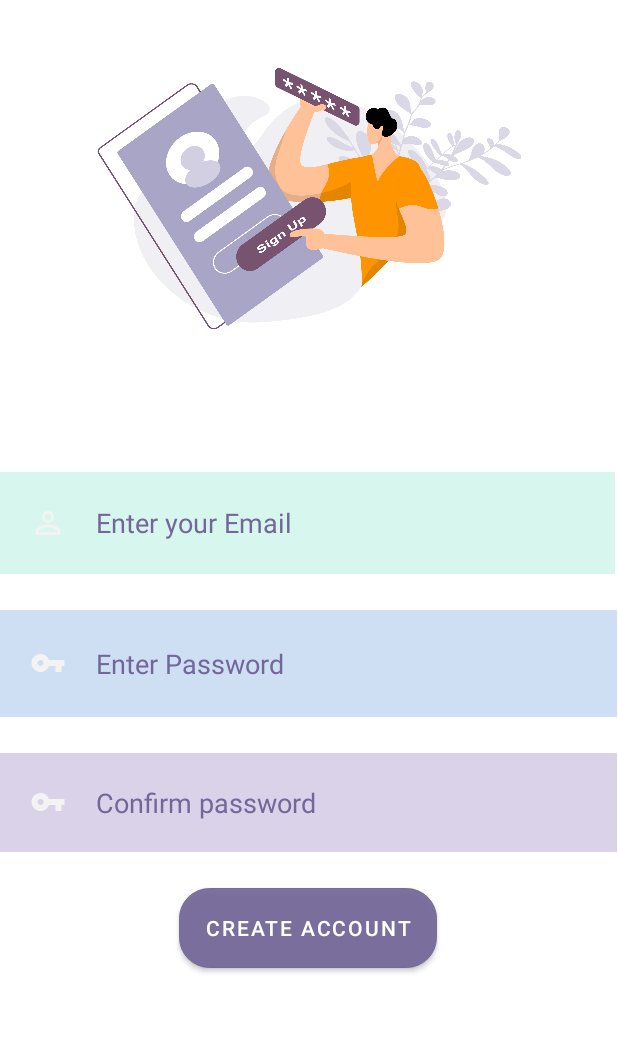
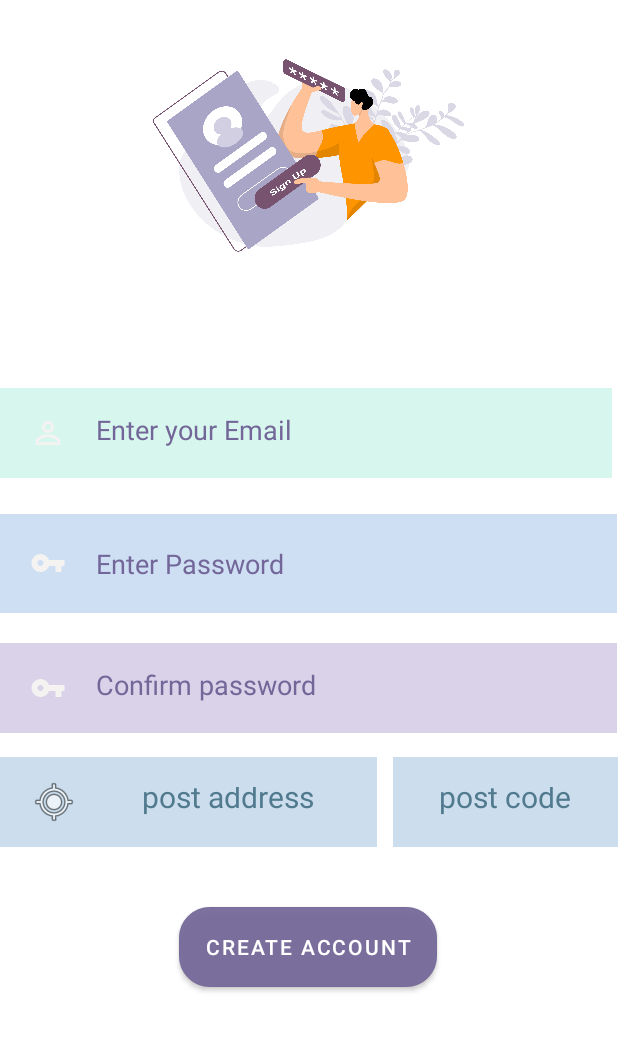
Before and after one commit to DIT113-V22/group-12, an Android app: the MainActivityCreateAccount screen opened directly, with no data from a screen before it, after a tap on "CREATE ACCOUNT", on a phone screen of 412 x 824 dp, the part 140-1192 px from its top. Run offline under Robolectric (Android 15) with nearby library versions, the phone set to English and light mode, and no system bars.

Commit message:
customer address, update password(unfinished)
Added customer address to create account and update password, using sql lite but no security method or authentication implemented yet.

```diff
--- a/CarEshipApp/app/src/main/java/com/example/careshipapp/DBHelperClass.java
+++ b/CarEshipApp/app/src/main/java/com/example/careshipapp/DBHelperClass.java
@@ -14,9 +14,11 @@ public class DBHelperClass extends SQLiteOpenHelper {
     private static final String TABLEUSERS = "Users";
     private static final String USERNAME = "username";
     private static final String PASSWORD = "password";
+    private static final String ADDRESS = "post address";
+    private static final String ZIPCODE = "zip code";
     private static final String CREATEUSERSTABLE = "CREATE TABLE " + TABLEUSERS + " ("
             + USERNAME + " TEXT PRIMARY KEY AUTOINCREMENT, "
-            + PASSWORD + " TEXT)";
+            + PASSWORD + " TEXT," + ADDRESS + "TEXT, " + ZIPCODE + "TEXT)";
 
 
     public DBHelperClass(Context context) {
@@ -37,14 +39,15 @@ public class DBHelperClass extends SQLiteOpenHelper {
 
     }
 
-    public void insertData(String username, String password){
+    public void insertData(String username, String password,String postAddress, String zipCode){
         //Method for inserting the data into users table.
         SQLiteDatabase usersDB = this.getWritableDatabase();
         ContentValues values = new ContentValues();//Storing values.
 
         values.put(USERNAME, username);//Inserting username into values.
         values.put(PASSWORD, password);//Inserting password into values.
-
+        values.put(ADDRESS, String.valueOf(postAddress));//Inserting address into values.
+        values.put(ZIPCODE, String.valueOf(zipCode));//Inserting zipcode into values.
         usersDB.insert(TABLEUSERS, null, values);//Inserting the values into the table users.
 
         usersDB.close();
@@ -68,4 +71,13 @@ public class DBHelperClass extends SQLiteOpenHelper {
         return cursor.getCount() > 0;
 
     }
+
+    public void updatePassword(String email, String password){
+        SQLiteDatabase database = this.getWritableDatabase();
+        ContentValues values = new ContentValues();
+        values.put(PASSWORD, password);
+        database.update(TABLEUSERS, values, USERNAME+" = ?", new String[]{ email });
+        database.close();
+
+    }
 }
--- a/CarEshipApp/app/src/main/java/com/example/careshipapp/MainActivityCreateAccount.java
+++ b/CarEshipApp/app/src/main/java/com/example/careshipapp/MainActivityCreateAccount.java
@@ -4,6 +4,7 @@ import androidx.appcompat.app.AppCompatActivity;
 
 import android.content.Intent;
 import android.os.Bundle;
+import android.util.Patterns;
 import android.view.View;
 import android.widget.EditText;
 import android.widget.Toast;
@@ -12,7 +13,7 @@ import com.google.android.material.button.MaterialButton;
 
 public class MainActivityCreateAccount extends AppCompatActivity {
 
-    EditText username, createPassword, passwordReentry;
+    EditText username, createPassword, passwordReentry, postAddress, zipCode;
     MaterialButton createAccountButton;
     DBHelperClass database;
 
@@ -24,6 +25,8 @@ public class MainActivityCreateAccount extends AppCompatActivity {
         username = (EditText) findViewById(R.id.Username);
         createPassword = (EditText) findViewById(R.id.CreatePassword);
         passwordReentry = (EditText) findViewById(R.id.passwordReentry);
+        postAddress = (EditText) findViewById(R.id.postAddress);
+        zipCode = (EditText) findViewById(R.id.zipCode);
         createAccountButton = (MaterialButton) findViewById(R.id.CreateAccountButton);
         database = new DBHelperClass(this);
 
@@ -33,28 +36,39 @@ public class MainActivityCreateAccount extends AppCompatActivity {
                 String email = username.getText().toString();
                 String passwrd = createPassword.getText().toString();
                 String repeatPassword = passwordReentry.getText().toString();
+                String address = postAddress.getText().toString();
+                String code = zipCode.getText().toString();
 
-                if(email.isEmpty() || passwrd.isEmpty() || repeatPassword.isEmpty()){
+                if(email.isEmpty() || passwrd.isEmpty() || repeatPassword.isEmpty() || code.isEmpty() || address.isEmpty()){
                     Toast.makeText(MainActivityCreateAccount.this, "Please enter non-empty values.", Toast.LENGTH_SHORT).show();
+                }
+                else if(!Patterns.EMAIL_ADDRESS.matcher(email).matches()){
+                    Toast.makeText(MainActivityCreateAccount.this,"please enter a valid email.",Toast.LENGTH_SHORT).show();
+                }
+                else if (zipCode.length() != 5)
+                {
+                    zipCode.setError("Please enter your 5 digit post code");
+                    zipCode.requestFocus();
                 }
                 else if(passwrd.equals(repeatPassword)) {
                     Boolean userCheck = database.userExistsCheck(email, passwrd);
                     Boolean usernameCheck = database.usernameExistsCheck(email);
 
                     if(userCheck == false && usernameCheck == false){
-                        database.insertData(email, passwrd);
-                        Toast.makeText(MainActivityCreateAccount.this, "Account created successfully.", Toast.LENGTH_SHORT).show();
-                        Intent intent = new Intent(MainActivityCreateAccount.this, MainActivityLoginPage.class);
-                        startActivity(intent);
+                        database.insertData(email, passwrd,address, code);
                     }
-                    else{
-                        Toast.makeText(MainActivityCreateAccount.this, "Username or/and password are taken, please try again.", Toast.LENGTH_SHORT).show();
-                    }
+                    Toast.makeText(MainActivityCreateAccount.this, "Account created successfully.", Toast.LENGTH_SHORT).show();
+                    Intent intent = new Intent(MainActivityCreateAccount.this, MainActivityLoginPage.class);
+                    startActivity(intent);
+                }else {
+                    Toast.makeText(MainActivityCreateAccount.this, "Username or/and password are taken, please try again.", Toast.LENGTH_SHORT).show();
                 }
-                else{
+
+                {
                     Toast.makeText(MainActivityCreateAccount.this, "The re-entered password is incorrect.", Toast.LENGTH_SHORT).show();
                 }
             }
+
         });
     }
 }
--- a/CarEshipApp/app/src/main/java/com/example/careshipapp/StaffLoginPage.java
+++ b/CarEshipApp/app/src/main/java/com/example/careshipapp/StaffLoginPage.java
@@ -42,7 +42,7 @@ import androidx.appcompat.app.AppCompatActivity;
                         Toast.makeText(StaffLoginPage.this,"Login successful.",Toast.LENGTH_SHORT).show();
                         successfulLogin();
 
-                    } if(email.isEmpty() && password.isEmpty()){
+                    } else if(email.isEmpty() && password.isEmpty()){
                         Toast.makeText(StaffLoginPage.this,"Add both email and password",Toast.LENGTH_SHORT).show();
                     }else{
                         Toast.makeText(StaffLoginPage.this,"Invalid login attempt.",Toast.LENGTH_SHORT).show();
@@ -54,7 +54,6 @@ import androidx.appcompat.app.AppCompatActivity;
             forgetPass = (TextView) findViewById(R.id.forgetPassword);
 
             forgetPass.setOnClickListener(new View.OnClickListener() {
-
                 @Override
                 public void onClick(View view) {
                     Intent intent = new Intent(getApplicationContext(), UpdatePassword.class);
@@ -68,4 +67,7 @@ import androidx.appcompat.app.AppCompatActivity;
             Intent intent = new Intent(this,MainActivityLoginPage.class);
             startActivity(intent);
         }
+
+
     }
+}
--- a/CarEshipApp/app/src/main/res/layout/activity_main_create_account.xml
+++ b/CarEshipApp/app/src/main/res/layout/activity_main_create_account.xml
@@ -21,7 +21,7 @@
         android:id="@+id/signIn"
         android:layout_width="279dp"
         android:layout_height="56dp"
-        android:layout_marginTop="280dp"
+        android:layout_marginTop="224dp"
         android:gravity="center"
         android:textColor="#736698"
         android:textSize="20sp"
@@ -33,8 +33,8 @@
 
     <EditText
         android:id="@+id/Username"
-        android:layout_width="410dp"
-        android:layout_height="68dp"
+        android:layout_width="408dp"
+        android:layout_height="60dp"
         android:layout_marginTop="16dp"
 
         android:background="#4061DABD"
@@ -51,7 +51,7 @@
     <EditText
         android:id="@+id/CreatePassword"
         android:layout_width="411dp"
-        android:layout_height="71dp"
+        android:layout_height="66dp"
         android:layout_below="@id/Username"
         android:layout_marginTop="24dp"
         android:background="#414083D5"
@@ -70,9 +70,9 @@
     <EditText
         android:id="@+id/passwordReentry"
         android:layout_width="411dp"
-        android:layout_height="66dp"
+        android:layout_height="60dp"
         android:layout_below="@id/Username"
-        android:layout_marginTop="24dp"
+        android:layout_marginTop="20dp"
         android:background="#437454AC"
         android:drawableStart="@drawable/ic_baseline_vpn_key_24"
         android:drawablePadding="20dp"
@@ -91,7 +91,7 @@
         android:layout_width="172dp"
         android:layout_height="53dp"
         android:layout_centerHorizontal="true"
-        android:layout_marginTop="24dp"
+        android:layout_marginTop="116dp"
         android:background="@drawable/button"
         android:backgroundTint="#736698"
         android:text="@string/create_account"
@@ -101,12 +101,59 @@
         app:layout_constraintStart_toStartOf="parent"
         app:layout_constraintTop_toBottomOf="@+id/passwordReentry" />
 
+    <EditText
+        android:id="@+id/postAddress"
+        android:layout_width="251dp"
+        android:layout_height="60dp"
+        android:layout_marginTop="16dp"
+        android:background="@color/blue"
+        android:backgroundTint="@color/sky_blue"
+        android:drawableStart="@android:drawable/ic_menu_mylocation"
+        android:drawablePadding="20dp"
+        android:hint="@string/post_address"
+        android:inputType="textPostalAddress"
+        android:padding="20dp"
+        android:textAlignment="center"
+        android:textColor="@color/dark_blue"
+        android:textColorHighlight="@color/dark_blue"
+        android:textColorHint="@color/light_blue"
+        android:textColorLink="@color/dark_blue"
+        android:textSize="20sp"
+        app:layout_constraintEnd_toEndOf="parent"
+        app:layout_constraintHorizontal_bias="0.0"
+        app:layout_constraintStart_toStartOf="parent"
+        app:layout_constraintTop_toBottomOf="@+id/passwordReentry" />
+
+    <EditText
+        android:id="@+id/zipCode"
+        android:layout_width="150dp"
+        android:layout_height="60dp"
+        android:layout_marginStart="4dp"
+        android:layout_marginTop="16dp"
+        android:background="@color/blue"
+        android:backgroundTint="@color/sky_blue"
+        android:drawablePadding="20dp"
+        android:hint="post code"
+        android:inputType="number"
+        android:padding="20dp"
+        android:textAlignment="center"
+        android:textColor="@color/dark_blue"
+        android:textColorHighlight="@color/dark_blue"
+        android:textColorHint="@color/light_blue"
+        android:textColorLink="@color/dark_blue"
+        android:textSize="20sp"
+        app:layout_constraintEnd_toEndOf="parent"
+        app:layout_constraintHorizontal_bias="1.0"
+        app:layout_constraintStart_toEndOf="@+id/postAddress"
+        app:layout_constraintTop_toBottomOf="@+id/passwordReentry" />
+
     <ImageView
         android:id="@+id/imageView14"
-        android:layout_width="371dp"
-        android:layout_height="307dp"
-        android:layout_marginTop="16dp"
+        android:layout_width="298dp"
+        android:layout_height="226dp"
+        android:layout_marginTop="28dp"
         app:layout_constraintEnd_toEndOf="parent"
+        app:layout_constraintHorizontal_bias="0.495"
         app:layout_constraintStart_toStartOf="parent"
         app:layout_constraintTop_toTopOf="parent"
         app:srcCompat="@drawable/sign_up_form" />
--- a/CarEshipApp/app/src/main/res/values/strings.xml
+++ b/CarEshipApp/app/src/main/res/values/strings.xml
@@ -27,4 +27,6 @@
     <string name="post_address">post address</string>
     <string name="new_password">New password</string>
     <string name="retype_new_password">Retype new password</string>
+    <string name="zip_code">Zip code</string>
+    <string name="email">Type your email</string>
 </resources>
```
Also changed, not shown: CarEshipApp/app/src/main/java/com/example/careshipapp/MainActivityLoginPage.java (+10 -0 lines), CarEshipApp/app/src/main/java/com/example/careshipapp/UpdatePassword.java (+60 -1 lines), CarEshipApp/app/src/main/res/layout/activity_main_login_page.xml (+9 -7 lines), CarEshipApp/app/src/main/res/layout/update_password.xml (+36 -13 lines).
